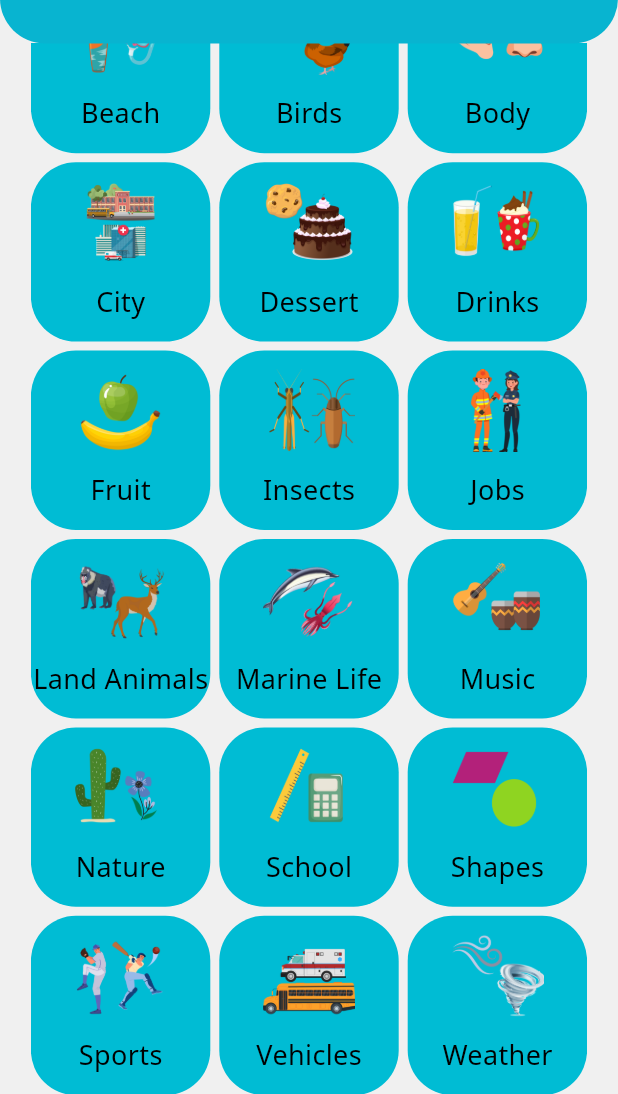
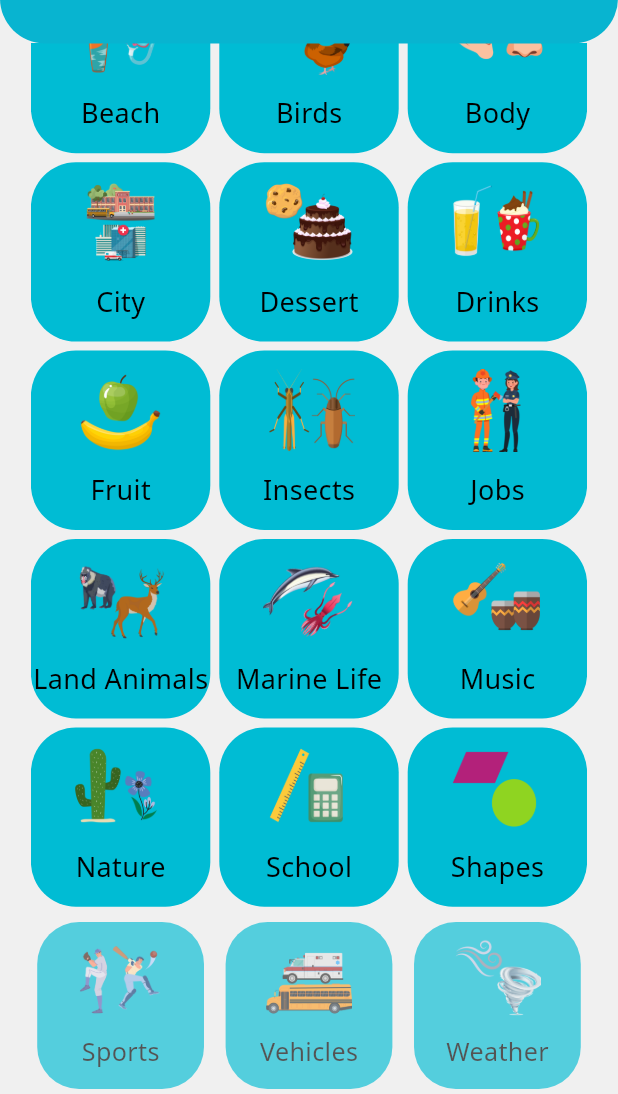
Before and after one commit to honpphuc/English-flashcards, a Flutter app: the screen it shows after launch, scrolled down 376 dp, on a phone screen of 412 x 824 dp, the part 142-1236 px from its top. Run offline on Flutter 3.47's test engine with Material 3 defaults, Android fonts, the phone set to English and light mode, and no system bars; our stand-ins replace google_fonts.

Commit message:
animation + provider

```diff
--- /dev/null
+++ b/lib/animations/fade_in_animation.dart
@@ -0,0 +1,56 @@
+import 'package:flutter/material.dart';
+
+class FadeInAnimation extends StatefulWidget {
+  const FadeInAnimation({required this.child, Key?key}):super(key: key);
+
+  final Widget child;
+
+  @override
+  State<FadeInAnimation> createState() => _FadeInAnimationState();
+}
+
+class _FadeInAnimationState extends State<FadeInAnimation> with SingleTickerProviderStateMixin{
+
+  late final AnimationController _animationController;
+  late final Animation<double> _scaleAnimation, _opacityAnimation;
+
+  @override
+  void initState() {
+    _animationController = AnimationController(
+        duration:const Duration(milliseconds: 800),
+        vsync: this);
+    // TODO: implement initState
+    super.initState();
+
+    _scaleAnimation = Tween<double>(begin: 0.90, end: 1.0).animate(
+        CurvedAnimation(parent: _animationController, curve: Curves.easeInOutSine));
+
+    _opacityAnimation = Tween<double>(begin: 0.5, end: 1.0).animate(
+        CurvedAnimation(parent: _animationController, curve: Curves.easeInOutSine));
+
+    _animationController.forward();
+  }
+
+  @override
+  void dispose() {
+
+    _animationController.dispose();
+    // TODO: implement dispose
+    super.dispose();
+  }
+
+  @override
+  Widget build(BuildContext context) {
+    return AnimatedBuilder(
+      animation: _animationController,
+      builder: (context, child) => Opacity(
+        opacity: _opacityAnimation.value,
+        child: Transform(
+          alignment: Alignment.center,
+          transform: Matrix4.identity()..scale(_scaleAnimation.value),
+          child:widget.child,
+        ),
+      ),
+    );
+  }
+}
--- a/lib/component/home_page/topic_tile.dart
+++ b/lib/component/home_page/topic_tile.dart
@@ -1,5 +1,7 @@
 
 import 'package:flutter/material.dart';
+import 'package:flutter_flashcard/animations/fade_in_animation.dart';
+import 'package:flutter_flashcard/utlis/methods.dart';
 
 class TopicTitle extends StatelessWidget {
   const TopicTitle({
@@ -11,9 +13,11 @@ class TopicTitle extends StatelessWidget {
 
   @override
   Widget build(BuildContext context) {
-    return GestureDetector(
+    return FadeInAnimation(
+      child: GestureDetector(
         onTap: (){
           print('tile tapped $topic');
+          loadSession(context: context, topic: topic);
         },
         child: Container(
           decoration: BoxDecoration(
@@ -33,6 +37,7 @@ class TopicTitle extends StatelessWidget {
             ],
           ),
         ),
+      ),
     );
   }
 }
--- a/lib/pages/home_page.dart
+++ b/lib/pages/home_page.dart
@@ -1,4 +1,5 @@
 import 'package:flutter/material.dart';
+import 'package:flutter_flashcard/animations/fade_in_animation.dart';
 
 import '../component/home_page/topic_tile.dart';
 import '../configs/constants.dart';
@@ -55,7 +56,10 @@ class _HomePageState extends State<HomePage> {
                 SizedBox(height: size.height *kIconPadding,),
               ],
             ),
-            Text("English Flashcards\nTiếng Anh Thẻ Nhớ", textAlign: TextAlign.center,),
+            const FadeInAnimation(
+                child: Text("English Flashcards\nTiếng Anh Thẻ Nhớ",
+                  textAlign: TextAlign.center,
+                )),
             Column(
               children: [
                 SizedBox(
@@ -80,7 +84,7 @@ class _HomePageState extends State<HomePage> {
               flexibleSpace: FlexibleSpaceBar(
                 background: Padding(
                   padding:EdgeInsets.all(size.width * 0.10),
-                  child: Image.asset('assets/images/bigben.png'),
+                  child:FadeInAnimation(child: Image.asset('assets/images/bigben.png')),
                 ),
               ),
             ),
--- a/pubspec.yaml
+++ b/pubspec.yaml
@@ -35,6 +35,7 @@ dependencies:
   # Use with the CupertinoIcons class for iOS style icons.
   cupertino_icons: ^1.0.8
   google_fonts: ^6.3.2
+  provider: ^6.1.5+1
 
 dev_dependencies:
   flutter_test:
```
Also changed, not shown: lib/main.dart (+8 -1 lines), lib/notifier/flashcards_notifier.dart (added, +13 -0 lines), lib/pages/flashcards_page.dart (added, +23 -0 lines), lib/utlis/methods.dart (added, +9 -0 lines), pubspec.lock. Lines whose indentation alone changed are shown as unchanged.
